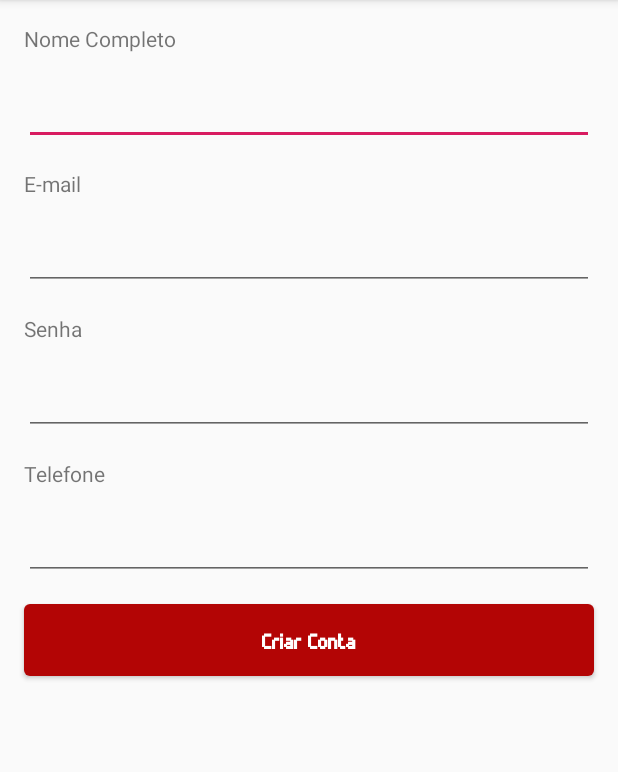
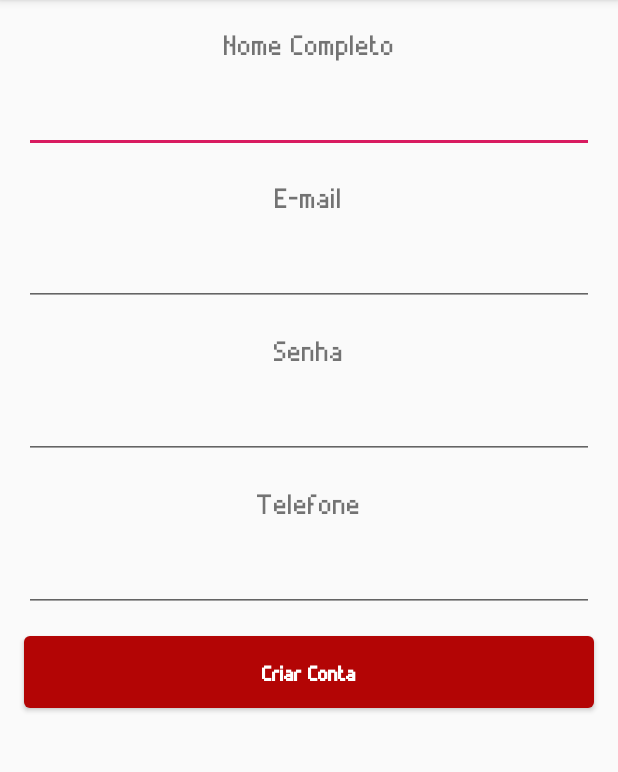
Before and after one commit to dorfo1/PokemonAdventure, an Android app: the CadastroActivity screen opened directly, with no data from a screen before it, on a phone screen of 412 x 824 dp, the part 84-856 px from its top. Run offline under Robolectric (Android 15) with nearby library versions, the phone set to English and light mode, and no system bars; our stand-ins replace Firebase (no records; nobody signed in at launch, a user with empty details on screens opened directly).

Commit message:
refatoração + melhoras no layout/styles

```diff
--- a/app/src/main/java/br/com/fiap/pokemonmobileadventure/ui/main/fragment/SobreFragment.kt
+++ b/app/src/main/java/br/com/fiap/pokemonmobileadventure/ui/main/fragment/SobreFragment.kt
@@ -13,9 +13,6 @@ import kotlinx.android.synthetic.main.fragment_sobre.*
 class SobreFragment : Fragment(){
     override fun onCreateView(inflater: LayoutInflater, container: ViewGroup?, savedInstanceState: Bundle?): View? {
         var view = inflater.inflate(R.layout.fragment_sobre,container,false);
-        Glide.with(this)
-            .load(Headers.getUrlWithHeaders("https://png2.kisspng.com/sh/4372b826a035fadecbcf39af4e4e62b1/L0KzQYm3VcI5N5drj5H0aYP2gLBuTgBqc5JogOc2cHn7db20ggJ1NWZnSNQEOXO7cYm4UcI6NmY8SKkAMEm8QYa5V8Q5Pmo3SKgDOESxgLBu/kisspng-pikachu-pixel-art-5b0b99c8a81129.5707509915274869206884.png"))
-            .into(view.findViewById(R.id.img_sobre))
 
 
         return view
--- a/app/src/main/res/layout/activity_cadastro.xml
+++ b/app/src/main/res/layout/activity_cadastro.xml
@@ -9,8 +9,7 @@
 
     <TextView
             android:text="Nome Completo"
-            android:layout_width="0dp"
-            android:layout_height="wrap_content"
+            style="@style/defaultTxt"
             android:id="@+id/textView3"
             android:layout_margin="16dp"
             app:layout_constraintStart_toStartOf="parent"
@@ -18,8 +17,7 @@
             app:layout_constraintTop_toTopOf="parent"/>
     <EditText
             android:id="@+id/etNome"
-            android:layout_width="0dp"
-            android:layout_height="wrap_content"
+            style="@style/defaultEditText"
             android:inputType="textPersonName"
             android:ems="10"
             android:layout_margin="16dp"
@@ -28,8 +26,7 @@
             app:layout_constraintTop_toBottomOf="@+id/textView3"/>
     <TextView
             android:text="E-mail"
-            android:layout_width="0dp"
-            android:layout_height="wrap_content"
+            style="@style/defaultTxt"
             android:id="@+id/textView4"
             android:layout_margin="16dp"
             app:layout_constraintEnd_toEndOf="parent"
@@ -37,8 +34,7 @@
             app:layout_constraintTop_toBottomOf="@+id/etNome"/>
     <EditText
             android:id="@+id/etEmail"
-            android:layout_width="0dp"
-            android:layout_height="wrap_content"
+            style="@style/defaultEditText"
             android:ems="10"
             android:layout_margin="16dp"
             app:layout_constraintEnd_toEndOf="parent"
@@ -47,16 +43,14 @@
             android:inputType="textEmailAddress"/>
     <TextView
             android:text="Senha"
-            android:layout_width="0dp"
-            android:layout_height="wrap_content"
+            style="@style/defaultTxt"
             android:id="@+id/textView5"
             android:layout_margin="16dp"
             app:layout_constraintStart_toStartOf="parent"
             app:layout_constraintEnd_toEndOf="parent"
             app:layout_constraintTop_toBottomOf="@+id/etEmail"/>
     <EditText
-            android:layout_width="0dp"
-            android:layout_height="wrap_content"
+            style="@style/defaultEditText"
             android:ems="10"
             android:id="@+id/etSenha"
             android:layout_margin="16dp"
@@ -66,16 +60,14 @@
             android:inputType="textPassword"/>
     <TextView
             android:text="Telefone"
-            android:layout_width="0dp"
-            android:layout_height="wrap_content"
+            style="@style/defaultTxt"
             android:id="@+id/textView6"
             android:layout_margin="16dp"
             app:layout_constraintEnd_toEndOf="parent"
             app:layout_constraintStart_toStartOf="parent"
             app:layout_constraintTop_toBottomOf="@+id/etSenha"/>
     <EditText
-            android:layout_width="0dp"
-            android:layout_height="wrap_content"
+            style="@style/defaultEditText"
             android:inputType="textPersonName"
             android:ems="10"
             android:id="@+id/etTelefone"
--- a/app/src/main/res/values/styles.xml
+++ b/app/src/main/res/values/styles.xml
@@ -29,10 +29,23 @@
         <item name="android:textSize">25sp</item>
     </style>
 
+    <style name="defaultTxt">
+        <item name="android:layout_width">wrap_content</item>
+        <item name="android:layout_height">wrap_content</item>
+        <item name="android:fontFamily">@font/pixelfont</item>
+        <item name="android:textSize">30sp</item>
+    </style>
+
     <style name="pokebolaCapturado">
         <item name="android:layout_width">wrap_content</item>
         <item name="android:layout_height">wrap_content</item>
         <item name="android:src">@drawable/ic_pokeball</item>
+    </style>
+
+    <style name="pikachuImage">
+        <item name="android:layout_width">130dp</item>
+        <item name="android:layout_height">130dp</item>
+        <item name="android:src">@drawable/pikachu</item>
     </style>
 
     <style name="pokemonImageLista">
@@ -45,8 +58,14 @@
         <item name="android:layout_width">200dp</item>
         <item name="android:layout_height">200dp</item>
         <item name="android:layout_marginTop">48dp</item>
-
         <item name="android:scaleType">centerCrop</item>
     </style>
 
+    <style name="defaultEditText">
+        <item name="android:layout_width">0dp</item>
+        <item name="android:layout_height">wrap_content</item>
+        <item name="android:layout_marginTop">48dp</item>
+        <item name="android:layout_marginLeft">16dp</item>
+        <item name="android:layout_marginRight">16dp</item>
+    </style>
 </resources>
```
Also changed, not shown: app/src/main/java/br/com/fiap/pokemonmobileadventure/adapter/TimeAdapter.kt (deleted, +0 -31 lines), app/src/main/java/br/com/fiap/pokemonmobileadventure/data/TimeDatabase.kt (deleted, +0 -33 lines), app/src/main/java/br/com/fiap/pokemonmobileadventure/data/dao/TimeDao.kt (deleted, +0 -26 lines), app/src/main/java/br/com/fiap/pokemonmobileadventure/model/Time.kt (deleted, +0 -15 lines), app/src/main/java/br/com/fiap/pokemonmobileadventure/ui/cadastro/CadastroTimeActivity.kt (deleted, +0 -13 lines), app/src/main/java/br/com/fiap/pokemonmobileadventure/ui/capturar/CapturarDialog.kt (deleted, +0 -35 lines), app/src/main/java/br/com/fiap/pokemonmobileadventure/ui/main/fragment/MapaFragment.kt (+5 -10 lines), app/src/main/res/drawable/ic_dashboard_black_24dp.xml (deleted, +0 -9 lines), app/src/main/res/drawable/ic_home_black_24dp.xml (deleted, +0 -9 lines), app/src/main/res/drawable/ic_notifications_black_24dp.xml (deleted, +0 -9 lines), app/src/main/res/layout/activity_cadastro_time.xml (deleted, +0 -48 lines), app/src/main/res/layout/activity_login.xml (+13 -11 lines), app/src/main/res/layout/activity_splash.xml (+7 -3 lines), app/src/main/res/layout/dialog_capturar.xml (deleted, +0 -46 lines), 3 more files.
